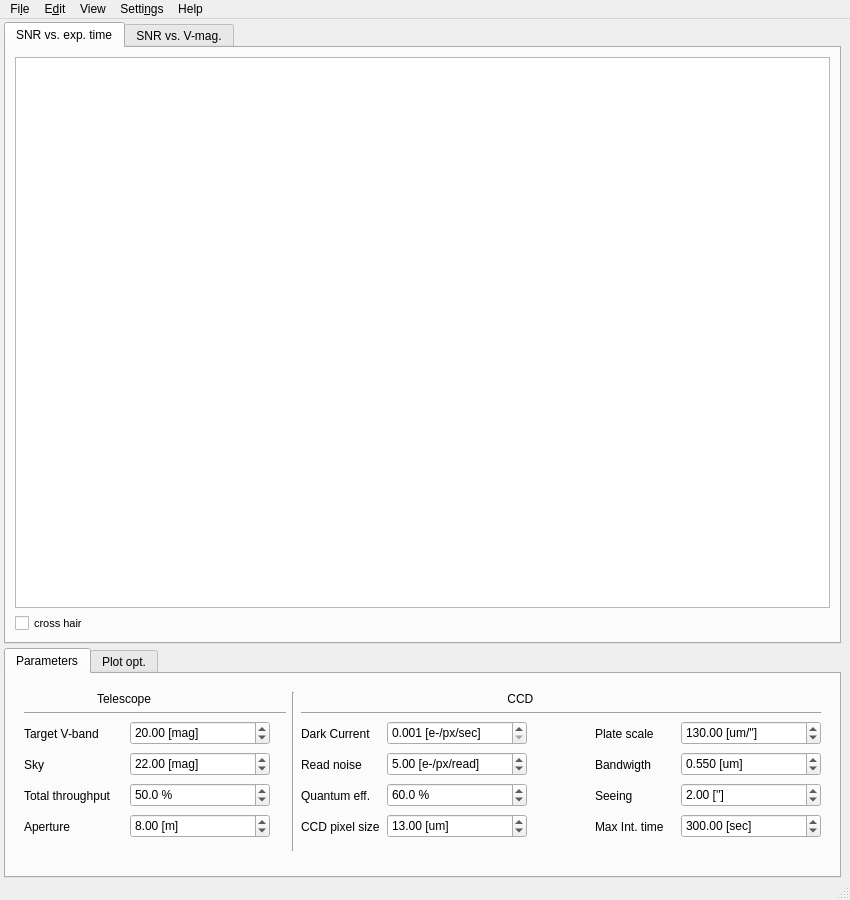
Qt form DetExCal/lib/UI/DetExCal.ui (3fon3fonov/DetExCal) before a commit.
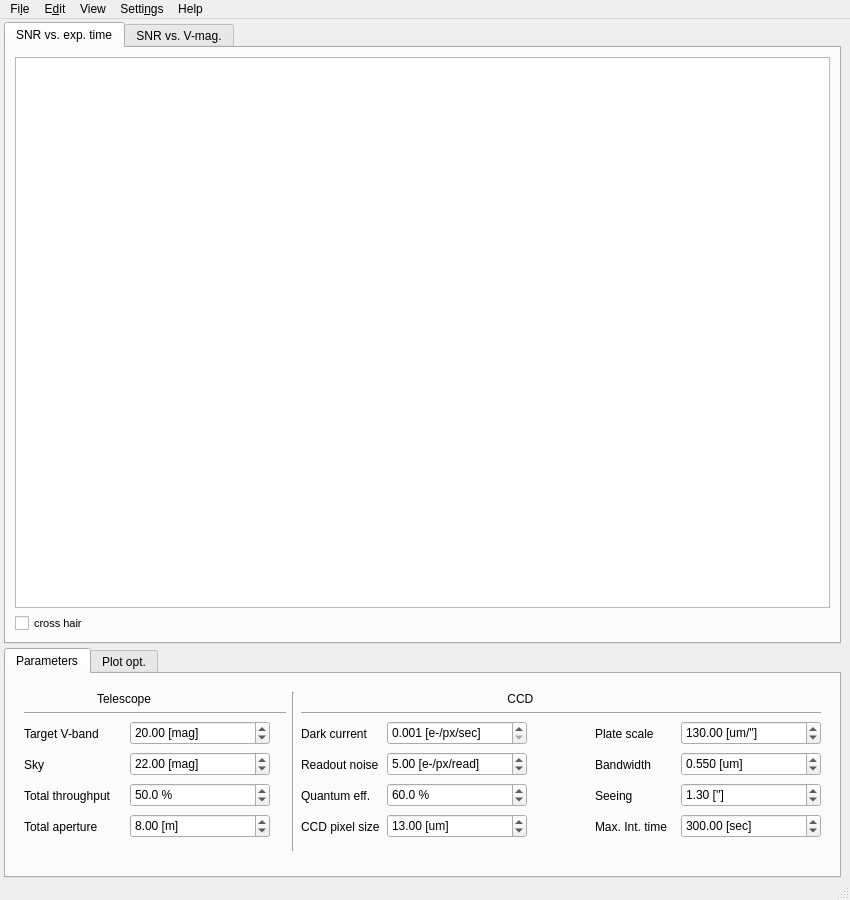
The same form after that commit. Custom widgets are drawn as their Qt base class.

```diff
--- a/DetExCal/lib/UI/DetExCal.ui
+++ b/DetExCal/lib/UI/DetExCal.ui
@@ -187,7 +187,7 @@
                     </size>
                    </property>
                    <property name="text">
-                    <string>Max Int. time</string>
+                    <string>Max. Int. time</string>
                    </property>
                   </widget>
                  </item>
@@ -307,7 +307,7 @@
                     </size>
                    </property>
                    <property name="text">
-                    <string>Aperture</string>
+                    <string extracomment="test">Total aperture</string>
                    </property>
                   </widget>
                  </item>
@@ -354,7 +354,7 @@
                     <double>0.100000000000000</double>
                    </property>
                    <property name="value">
-                    <double>2.000000000000000</double>
+                    <double>1.300000000000000</double>
                    </property>
                   </widget>
                  </item>
@@ -429,7 +429,7 @@
                     </size>
                    </property>
                    <property name="text">
-                    <string>Dark Current</string>
+                    <string>Dark current</string>
                    </property>
                   </widget>
                  </item>
@@ -617,7 +617,7 @@
                     </size>
                    </property>
                    <property name="text">
-                    <string>Read noise</string>
+                    <string>Readout noise</string>
                    </property>
                   </widget>
                  </item>
@@ -665,7 +665,7 @@
                     </size>
                    </property>
                    <property name="text">
-                    <string>Bandwigth</string>
+                    <string>Bandwidth</string>
                    </property>
                   </widget>
                  </item>
```
Left out of the diff: 6 changed lines with no effect on the pictures.
